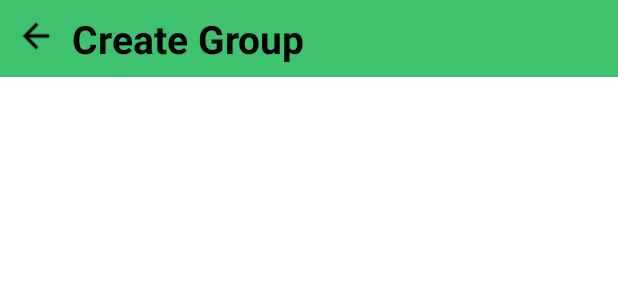
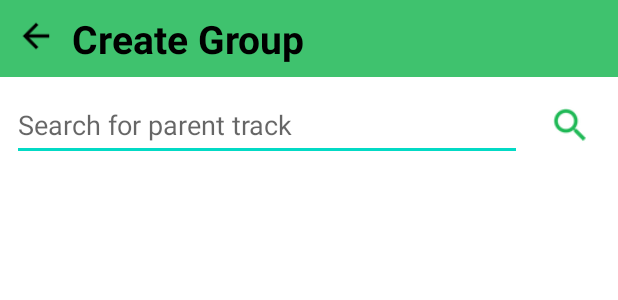
Before and after one commit to NathanCioppa/SpotifyAutoQueue, an Android app: the layout activity_create_group.xml on its own in the app's theme, with its tools: preview values and no code run, on a phone screen of 412 x 824 dp. Shown: the top 300 px of the screen. Run offline under Robolectric (Android 15) with nearby library versions, the phone set to English and light mode, and no system bars.

Commit message:
searh results returned for parent track

```diff
--- a/app/src/main/res/layout/activity_create_group.xml
+++ b/app/src/main/res/layout/activity_create_group.xml
@@ -8,9 +8,10 @@
     style="@style/background">
 
     <androidx.constraintlayout.widget.ConstraintLayout
+        android:id="@+id/constraintLayout3"
+        style="@style/banner_color"
         android:layout_width="match_parent"
         android:layout_height="wrap_content"
-        style="@style/banner_color"
         app:layout_constraintEnd_toEndOf="parent"
         app:layout_constraintStart_toStartOf="parent"
         app:layout_constraintTop_toTopOf="parent">
@@ -18,6 +19,7 @@
         <ImageButton
             android:id="@+id/imageButton"
             style="@style/back_arrow_button"
+            android:contentDescription="@string/back_to_home_button_description"
             android:onClick="backToHome"
             app:layout_constraintStart_toStartOf="parent"
             app:layout_constraintTop_toTopOf="parent"
@@ -31,4 +33,34 @@
             app:layout_constraintStart_toEndOf="@+id/imageButton"
             app:layout_constraintTop_toTopOf="parent" />
     </androidx.constraintlayout.widget.ConstraintLayout>
+
+    <EditText
+        android:id="@+id/searchParentTrack"
+        style="@style/textColor"
+        android:layout_width="0dp"
+        android:layout_height="48dp"
+        android:layout_margin="8dp"
+        android:layout_marginEnd="174dp"
+        android:ems="10"
+        android:hint="@string/search_parent_hint"
+        android:inputType="textPersonName"
+        app:layout_constraintEnd_toEndOf="@+id/imageButton2"
+        app:layout_constraintEnd_toStartOf="@+id/imageButton2"
+        app:layout_constraintStart_toStartOf="parent"
+        app:layout_constraintTop_toBottomOf="@+id/constraintLayout3" />
+
+    <ImageButton
+        android:id="@+id/imageButton2"
+        style="@style/button_background"
+        android:layout_width="48dp"
+        android:layout_height="48dp"
+        android:layout_margin="8dp"
+        android:contentDescription="@string/search_button_description"
+        android:onClick="searchForParent"
+        android:scaleX="1.2"
+        android:scaleY="1.2"
+        app:layout_constraintEnd_toEndOf="parent"
+        app:layout_constraintTop_toBottomOf="@+id/constraintLayout3"
+        app:srcCompat="?android:attr/actionModeWebSearchDrawable"
+        app:tint="@color/spotify_logo_green" />
 </androidx.constraintlayout.widget.ConstraintLayout>
--- a/app/src/main/res/values/strings.xml
+++ b/app/src/main/res/values/strings.xml
@@ -14,4 +14,6 @@
     <string name="save_access_tokens">Save tokens</string>
 
     <string name="create_group_activity_title">Create Group</string>
+    <string name="search_parent_hint">Search for parent track</string>
+    <string name="search_button_description">Submit search</string>
 </resources>
```
Also changed, not shown: app/src/main/java/com/example/spotifyautoqueue/CreateGroupActivity.java (+16 -0 lines), app/src/main/java/com/example/spotifyautoqueue/SearchSpotify.java (added, +49 -0 lines).
